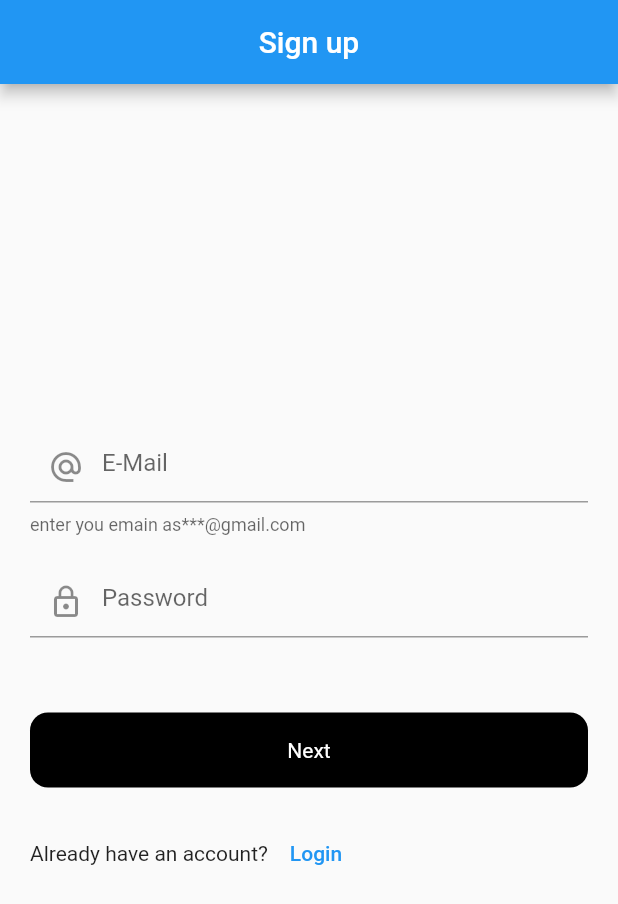
After one commit to Cod3ist/HiSpecs_Application, a Flutter app: the screen it shows after launch, after a tap on "Login", after a tap on "SignUP", on a phone screen of 412 x 824 dp. The commit adds this screen. Shown: the top 904 px of the screen. Run offline on Flutter 3.47's test engine with Material 2 defaults, Android fonts, the phone set to English and light mode, and no system bars; our stand-ins replace firebase_auth, firebase_core, firebase_database, fluttertoast; accounts and stored records are empty.

Commit message:
added Signup feature to application

```diff
--- a/lib/firebase_services/splash_services.dart
+++ b/lib/firebase_services/splash_services.dart
@@ -11,11 +11,7 @@ class SplashServices{
     final auth = FirebaseAuth.instance;
     final user = auth.currentUser;
 
-    if (user != null){
-      Timer(Duration(seconds: 4), () => Navigator.push(context, MaterialPageRoute(builder: (context) => LoginScreen())));
-    } else {
-      Timer(Duration(seconds: 4), () => Navigator.push(context, MaterialPageRoute(builder: (context) => MainPageScreen())));
-    }
+    Timer(Duration(seconds: 4), () => Navigator.push(context, MaterialPageRoute(builder: (context) => LoginScreen())));
 
   }
 
--- a/lib/main.dart
+++ b/lib/main.dart
@@ -1,15 +1,22 @@
+import 'package:firebase_core/firebase_core.dart';
 import 'package:flutter/material.dart';
 import 'package:hispecs_pde2101/ui/splash_screen.dart';
 import 'package:hispecs_pde2101/widgets/account_button.dart';
 import 'package:hispecs_pde2101/widgets/features_button.dart';
 
-void main() => runApp(MaterialApp(home: Home()));
+void main() async {
+  WidgetsFlutterBinding.ensureInitialized();
+  Firebase.initializeApp();
+  runApp(Home());
+}
 
 class Home extends StatelessWidget {
   const Home({Key? key}) : super(key: key);
 
   @override
   Widget build(BuildContext context) {
-    return SplashScreen();
+    return MaterialApp(
+      home: SplashScreen(),
+    );
   }
 }
--- a/lib/ui/login_Screen.dart
+++ b/lib/ui/login_Screen.dart
@@ -1,6 +1,9 @@
 import 'package:firebase_auth/firebase_auth.dart';
 import 'package:flutter/material.dart';
 import 'package:flutter/services.dart';
+import 'package:hispecs_pde2101/MainPage.dart';
+import 'package:hispecs_pde2101/ui/signup_Screen.dart';
+import 'package:hispecs_pde2101/utils/utils.dart';
 import 'package:hispecs_pde2101/widgets/round_button.dart';
 
 class LoginScreen extends StatefulWidget {
@@ -36,6 +39,10 @@ class _LoginScreenState extends State<LoginScreen> {
               mainAxisAlignment: MainAxisAlignment.center,
               crossAxisAlignment: CrossAxisAlignment.center,
               children: [
+                Form(
+                  key: _formkey,
+                  child: Column(
+                      children: [
                         TextFormField(
                           keyboardType: TextInputType.emailAddress,
                           controller:emailController,
@@ -63,7 +70,7 @@ class _LoginScreenState extends State<LoginScreen> {
                         ),
                         SizedBox(height: 45,),
                         RoundButton(
-                  title: 'title',
+                          title: 'Login',
                           loading: loading,
                           onTap: (){
                             if (_formkey.currentState!.validate()){
@@ -72,6 +79,22 @@ class _LoginScreenState extends State<LoginScreen> {
                           },
                         ),
                         SizedBox(height: 15,),
+                        Row(
+                          mainAxisAlignment: MainAxisAlignment.center,
+                          children: [
+                            Text("Dont have an account"),
+                            TextButton( //Button to Sign Up
+                              onPressed: (){
+                                Navigator.push(context, MaterialPageRoute(builder: (context) => SignUpScreen()));
+                              },
+                              child: Text('SignUP'),
+                            ),
+                          ],
+                        ),
+                        SizedBox(height:5),
+                      ],
+                    ),
+                ),
               ],
             ),
 
@@ -85,9 +108,17 @@ class _LoginScreenState extends State<LoginScreen> {
     setState(() {
       loading = true;
     });
-    _auth.signInWithEmailAndPassword(
-        email: emailController.text,
-        password: passwordController.text
-    );
+    _auth.signInWithEmailAndPassword(email: emailController.text, password: passwordController.text.toString()).then((value){ //check user authentication
+      Navigator.push(context,MaterialPageRoute(builder: (context) => MainPageScreen()));
+      setState(() {
+        loading = false;
+      });
+    }).onError((error, stackTrace){ // user authentication failed
+      debugPrint(error.toString());
+      Utils().toastMessage(error.toString());
+    });
+    setState(() {
+      loading = false;
+    });
   }
 }
--- /dev/null
+++ b/lib/ui/signup_Screen.dart
@@ -0,0 +1,132 @@
+import 'package:firebase_auth/firebase_auth.dart';
+import 'package:flutter/material.dart';
+import 'package:hispecs_pde2101/ui/user_details.dart';
+
+import '../utils/utils.dart';
+import '../widgets/round_button.dart';
+import 'login_Screen.dart';
+
+class SignUpScreen extends StatefulWidget {
+  const SignUpScreen({Key? key}) : super(key: key);
+
+  @override
+  State<SignUpScreen> createState() => _SignUpScreenState();
+}
+
+class _SignUpScreenState extends State<SignUpScreen> {
+
+  bool loading = false;
+  final _formKey = GlobalKey<FormState>();
+  final emailController = TextEditingController();
+  final passwordController = TextEditingController();
+  FirebaseAuth _auth = FirebaseAuth.instance;
+
+  @override
+  void dispose() {
+    // once logged in the email and password will be disposed
+    // TODO: implement dispose
+    super.dispose();
+    emailController.dispose();
+    passwordController.dispose();
+  }
+
+  void signUp() {
+    setState(() {
+      loading = true;
+    });
+    _auth.createUserWithEmailAndPassword(
+        email: emailController.text.toString(),
+        password: passwordController.text.toString()).then((value) {
+      Navigator.push(context, MaterialPageRoute(builder: (context) =>
+          UserDetails(account: value.user!.uid.toString())));
+      setState(() {
+        loading = false;
+      });
+    }).onError((error, stackTrace) {
+      Utils().toastMessage(error.toString());
+      setState(() {
+        loading = false;
+      });
+    });
+  }
+
+  @override
+  Widget build(BuildContext context) {
+    return Scaffold(
+      appBar: AppBar(
+        title: Center(child: Text('Sign up')),
+        automaticallyImplyLeading: false,
+      ),
+      body: Padding(
+        padding: const EdgeInsets.symmetric(horizontal: 20),
+        child: Column(
+          mainAxisAlignment: MainAxisAlignment.center,
+          crossAxisAlignment: CrossAxisAlignment.center,
+          children: [
+            Form(
+              key: _formKey,
+              child: Column(
+                children: [
+                  TextFormField(
+                    keyboardType: TextInputType.emailAddress,
+                    controller: emailController,
+                    decoration: InputDecoration(
+                      hintText: 'E-Mail',
+                      helperText: 'enter you emain as***@gmail.com',
+                      prefixIcon: Icon(Icons.alternate_email),
+                    ),
+                    validator: (value) {
+                      if (value!.isEmpty) {
+                        return 'Enter Email';
+                      }
+                      return null;
+                    },
+                  ),
+                  SizedBox(height: 20),
+                  TextFormField(
+                    keyboardType: TextInputType.visiblePassword,
+                    controller: passwordController,
+                    obscureText: true,
+                    decoration: InputDecoration(
+                      hintText: 'Password',
+                      prefixIcon: Icon(Icons.lock_outline),
+                    ),
+                    validator: (value) {
+                      if (value!.isEmpty) {
+                        return 'Enter Password';
+                      }
+                      return null;
+                    },
+                  ),
+                  SizedBox(height: 50),
+                  RoundButton(
+                    title: 'Next',
+                    loading: loading,
+                    onTap: () {
+                      if (_formKey.currentState!.validate()) {
+                        signUp();
+                      }
+                    },
+                  ),
+                  SizedBox(height: 20),
+                  Row(
+                    children: [
+                      Text("Already have an account?"),
+                      TextButton(
+                        onPressed: () {
+                          Navigator.push(context, MaterialPageRoute(
+                              builder: (context) => LoginScreen()));
+                        },
+                        child: Text('Login'),
+                      ),
+                    ],
+                  )
+                ],
+              ),
+            ),
+          ],
+        ),
+      ),
+    );
+  }
+}
```
Also changed, not shown: lib/MainPage.dart (+5 -5 lines), lib/ui/user_details.dart (added, +88 -0 lines), lib/utils/utils.dart (added, +16 -0 lines), pubspec.lock, 3 other files. Lines whose indentation alone changed are shown as unchanged.
